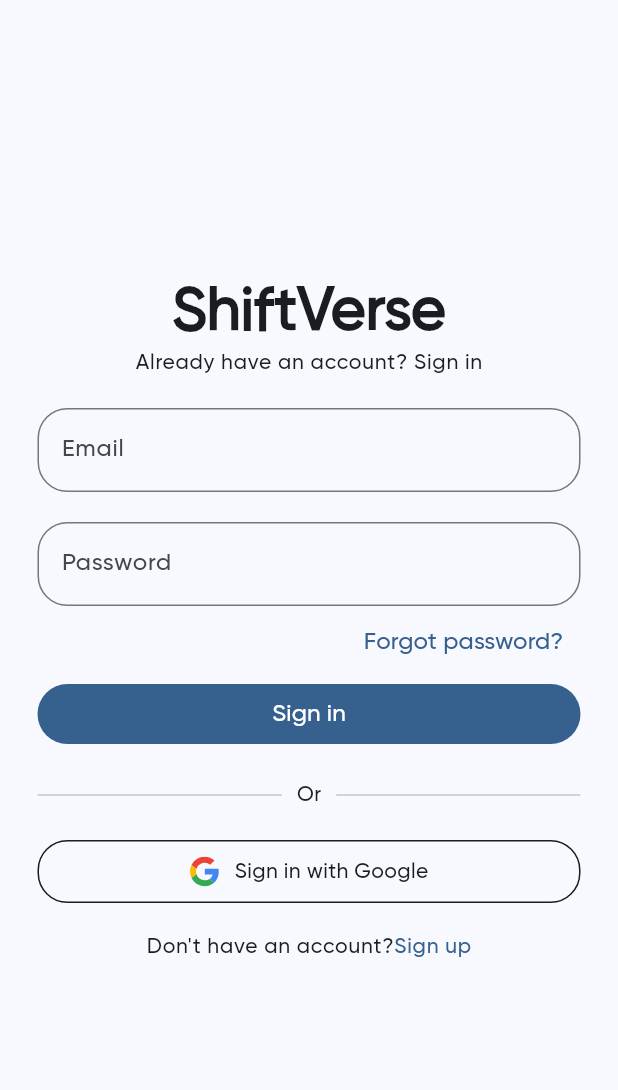
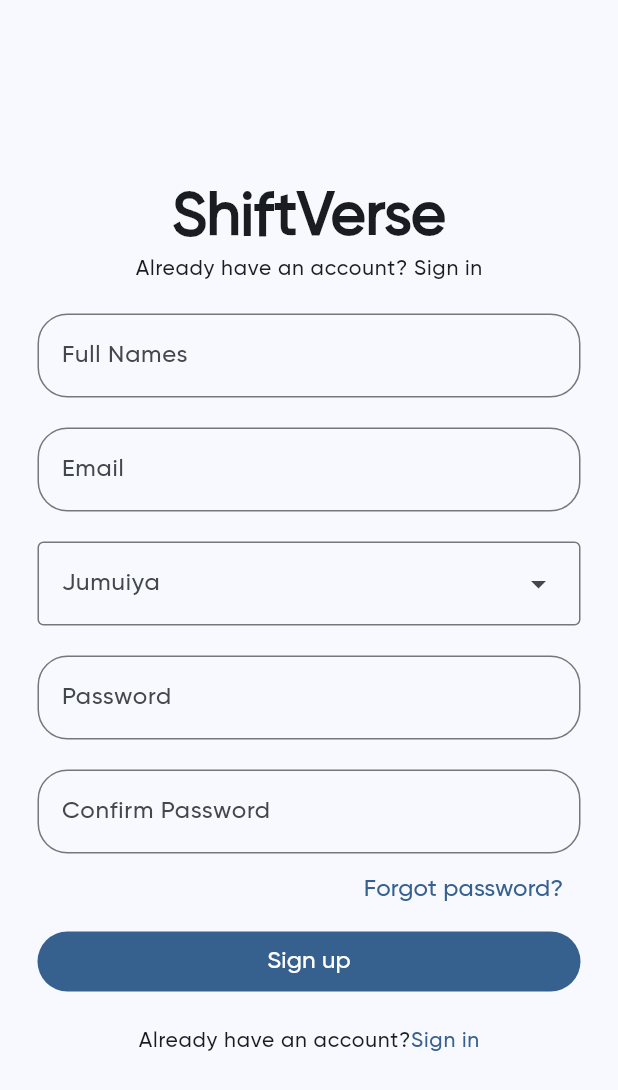
Before and after one commit to Emtee100/shiftverse, a Flutter app: the screen it shows after launch, after a tap on "Sign up", on a phone screen of 412 x 824 dp. Shown: the top 1090 px of the screen. Run offline on Flutter 3.47's test engine with Material 3 defaults, Android fonts, the phone set to English and light mode, and no system bars; our stand-ins replace firebase_auth, firebase_core, flutter_svg, go_router; accounts and stored records are empty.

Commit message:
Routing established between sign in and sign up pages

```diff
--- /dev/null
+++ b/shiftverse/lib/Routes/router.dart
@@ -0,0 +1,33 @@
+import 'package:go_router/go_router.dart';
+import 'package:shiftverse/pages/authpage.dart';
+import 'package:shiftverse/pages/resetpassword.dart';
+import 'package:shiftverse/pages/signin.dart';
+import 'package:shiftverse/pages/signup.dart';
+
+class NavigationLogic {
+  final GoRouter _router = GoRouter(routes: [
+    // Authpage. Authpage will be our home since it
+    //will verify whether a user has signed in or not
+
+    GoRoute(path: '/', builder: (context, state) => const Authpage(), routes: [
+      // sign up route.
+      // we're putting this route in the home route
+      // to ensure that when we click on Signup button
+      // we can use the push() method to go to the Sign up screen
+      GoRoute(path: 'signup', builder: (context, state) => const SignupPage()),
+    ]),
+
+    // sign in route
+
+    GoRoute(path: '/signin', builder: (context, state) => const SignInPage()),
+
+    // forgot password route
+
+    GoRoute(
+        path: '/password-reset',
+        builder: (context, state) => const PasswordReset()),
+    //
+  ]);
+
+  get router => _router;
+}
--- a/shiftverse/lib/main.dart
+++ b/shiftverse/lib/main.dart
@@ -1,8 +1,8 @@
 import 'package:firebase_core/firebase_core.dart';
 import 'package:flutter/material.dart';
+import 'package:shiftverse/Routes/router.dart';
 import 'package:shiftverse/Themes/theme.dart';
 import 'package:shiftverse/firebase_options.dart';
-import 'package:shiftverse/pages/authpage.dart';
 
 Future <void> main() async{
   WidgetsFlutterBinding.ensureInitialized();
@@ -18,13 +18,13 @@
   // This widget is the root of your application.
   @override
   Widget build(BuildContext context) {
-    return MaterialApp(
+    return MaterialApp.router(
+      routerConfig: NavigationLogic().router,
       debugShowCheckedModeBanner: false,
       title: 'ShiftVerse',
       darkTheme: SVtheme.darkTheme,
       theme: SVtheme.lightTheme,
       themeMode: ThemeMode.system,
-      home: const Authpage()
     );
   }
 }
--- a/shiftverse/lib/pages/resetpassword.dart
+++ b/shiftverse/lib/pages/resetpassword.dart
@@ -0,0 +1,17 @@
+import 'package:flutter/material.dart';
+
+class PasswordReset extends StatefulWidget {
+  const PasswordReset({super.key});
+
+  @override
+  State<PasswordReset> createState() => _PasswordResetState();
+}
+
+class _PasswordResetState extends State<PasswordReset> {
+  @override
+  Widget build(BuildContext context) {
+    return Scaffold(
+      body: Center(child: Text('Password reset page'),),
+    );
+  }
+}
--- a/shiftverse/lib/pages/signin.dart
+++ b/shiftverse/lib/pages/signin.dart
@@ -1,5 +1,6 @@
 import 'package:flutter/material.dart';
 import 'package:flutter_svg/flutter_svg.dart';
+import 'package:go_router/go_router.dart';
 
 class SignInPage extends StatefulWidget {
   const SignInPage({super.key});
@@ -136,7 +137,9 @@
                       style: Theme.of(context).textTheme.labelMedium!.copyWith(
                           color: Theme.of(context).colorScheme.onSurface)),
                   GestureDetector(
-                    onTap: (){},
+                    onTap: (){
+                      context.push('/signup');
+                    },
                     child: RichText(
                         text: TextSpan(
                             text: 'Sign up',
--- a/shiftverse/lib/pages/signup.dart
+++ b/shiftverse/lib/pages/signup.dart
@@ -0,0 +1,152 @@
+import 'package:flutter/material.dart';
+import 'package:flutter/rendering.dart';
+import 'package:go_router/go_router.dart';
+
+class SignupPage extends StatefulWidget {
+  const SignupPage({super.key});
+
+  @override
+  State<SignupPage> createState() => _SignupPageState();
+}
+
+class _SignupPageState extends State<SignupPage> {
+  late final TextEditingController _emailController;
+  late final TextEditingController _passwordController;
+  late final TextEditingController _jumuiyaController;
+  late final TextEditingController _nameController;
+  late final TextEditingController _confirmPasswordController;
+
+  @override
+  void initState() {
+    super.initState();
+    _nameController = TextEditingController();
+    _emailController = TextEditingController();
+    _passwordController = TextEditingController();
+    _jumuiyaController = TextEditingController();
+    _confirmPasswordController = TextEditingController();
+  }
+
+  @override
+  void dispose() {
+    super.dispose();
+    _nameController.dispose();
+    _emailController.dispose();
+    _passwordController.dispose();
+    _jumuiyaController.dispose();
+    _confirmPasswordController.dispose();
+  }
+
+  List<DropdownMenuEntry> jumuiya = const [
+    DropdownMenuEntry(label: 'St. Perpetua', value: "St. Perpetua"),
+    DropdownMenuEntry(label: 'St. Mercelino', value: "St. Mercelino"),
+    DropdownMenuEntry(label: 'St. Sylvester', value: 'St. Sylvester'),
+    DropdownMenuEntry(label: 'Brother', value: 'Brother'),
+    DropdownMenuEntry(label: 'Sister', value: 'Sister'),
+  ];
+
+  @override
+  Widget build(BuildContext context) {
+    return Scaffold(
+        backgroundColor: Theme.of(context).colorScheme.surface,
+        body: SafeArea(
+            child:
+                Column(mainAxisAlignment: MainAxisAlignment.center, children: [
+          Text(
+            'ShiftVerse',
+            style: Theme.of(context).textTheme.headlineLarge,
+          ),
+          ConstrainedBox(
+              constraints: const BoxConstraints(maxWidth: 240),
+              child: Text('Already have an account? Sign in',
+                  style: Theme.of(context).textTheme.labelMedium!.copyWith(
+                      color: Theme.of(context).colorScheme.onSurface))),
+          const SizedBox(height: 20),
+          Padding(
+            padding: const EdgeInsets.symmetric(horizontal: 25),
+            child: Form(
+                child: Column(
+              children: [
+                TextFormField(
+                    autovalidateMode: AutovalidateMode.onUserInteraction,
+                    controller: _nameController,
+                    keyboardType: TextInputType.emailAddress,
+                    decoration: InputDecoration(
+                      labelText: 'Full Names',
+                      border: OutlineInputBorder(
+                          borderRadius: BorderRadius.circular(20)),
+                    )),
+                const SizedBox(height: 20),
+                TextFormField(
+                    autovalidateMode: AutovalidateMode.onUserInteraction,
+                    controller: _emailController,
+                    keyboardType: TextInputType.emailAddress,
+                    decoration: InputDecoration(
+                      labelText: 'Email',
+                      border: OutlineInputBorder(
+                          borderRadius: BorderRadius.circular(20)),
+                    )),
+                const SizedBox(height: 20),
+                DropdownMenu(
+                  menuStyle: MenuStyle(
+                      shape: WidgetStateProperty.all(RoundedRectangleBorder(
+                          borderRadius: BorderRadius.circular(20)))),
+                  expandedInsets: EdgeInsets.zero,
+                  dropdownMenuEntries: jumuiya,
+                  controller: _jumuiyaController,
+                  hintText: 'Jumuiya',
+                ),
+                const SizedBox(height: 20),
+                TextFormField(
+                    autovalidateMode: AutovalidateMode.onUserInteraction,
+                    controller: _passwordController,
+                    obscureText: true,
+                    decoration: InputDecoration(
+                      labelText: 'Password',
+                      border: OutlineInputBorder(
+                          borderRadius: BorderRadius.circular(20)),
+                    )),
+                const SizedBox(height: 20),
+                TextFormField(
+                    autovalidateMode: AutovalidateMode.onUserInteraction,
+                    controller: _confirmPasswordController,
+                    keyboardType: TextInputType.emailAddress,
+                    decoration: InputDecoration(
+                      labelText: 'Confirm Password',
+                      border: OutlineInputBorder(
+                          borderRadius: BorderRadius.circular(20)),
+                    )),
+                Align(
+                  alignment: Alignment.centerRight,
+                  child: TextButton(
+                      onPressed: () {}, child: const Text("Forgot password?")),
+                ),
+                FilledButton(
+                    style: const ButtonStyle(
+                        minimumSize:
+                            WidgetStatePropertyAll(Size(double.infinity, 40))),
+                    onPressed: () {},
+                    child: const Text('Sign up'))
+              ],
+            )),
+          ),
+          const SizedBox(height: 20),
+          Row(mainAxisAlignment: MainAxisAlignment.center, children: [
+            Text('Already have an account?',
+                style: Theme.of(context)
+                    .textTheme
+                    .labelMedium!
+                    .copyWith(color: Theme.of(context).colorScheme.onSurface)),
+            GestureDetector(
+              onTap: () {
+                context.go('/signin');
+              },
+              child: RichText(
+                  text: TextSpan(
+                      text: 'Sign in',
+                      style: Theme.of(context).textTheme.labelMedium!.copyWith(
+                          color: Theme.of(context).colorScheme.primary))),
+            )
+          ])
+        ])));
+  }
+}
```
